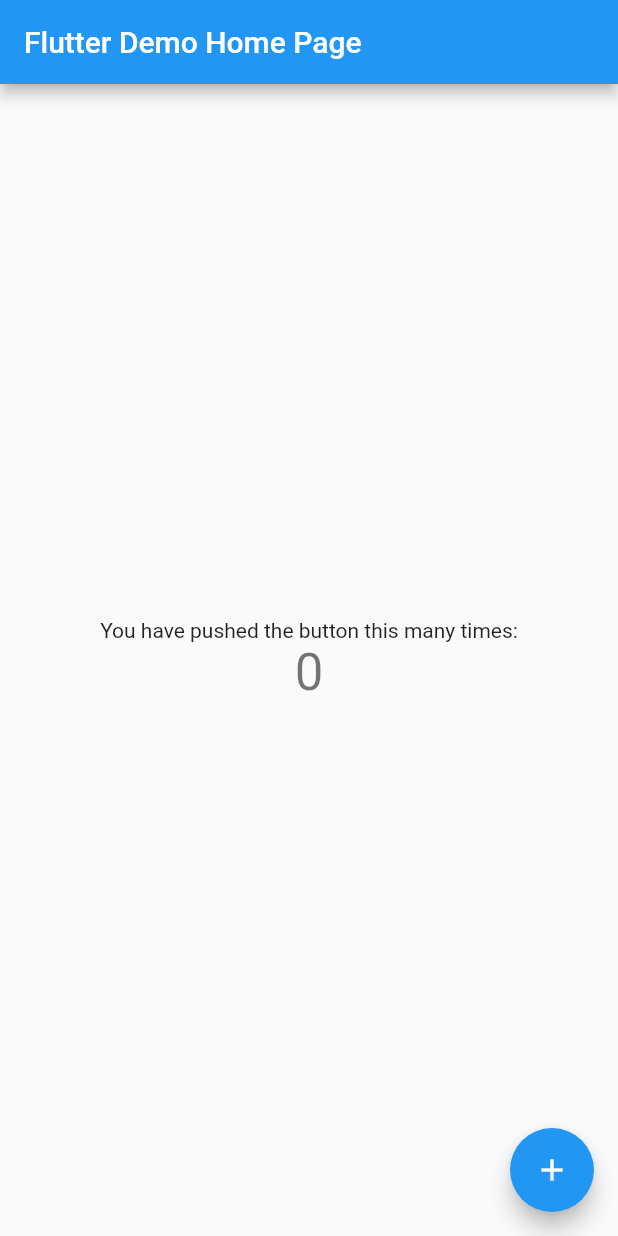
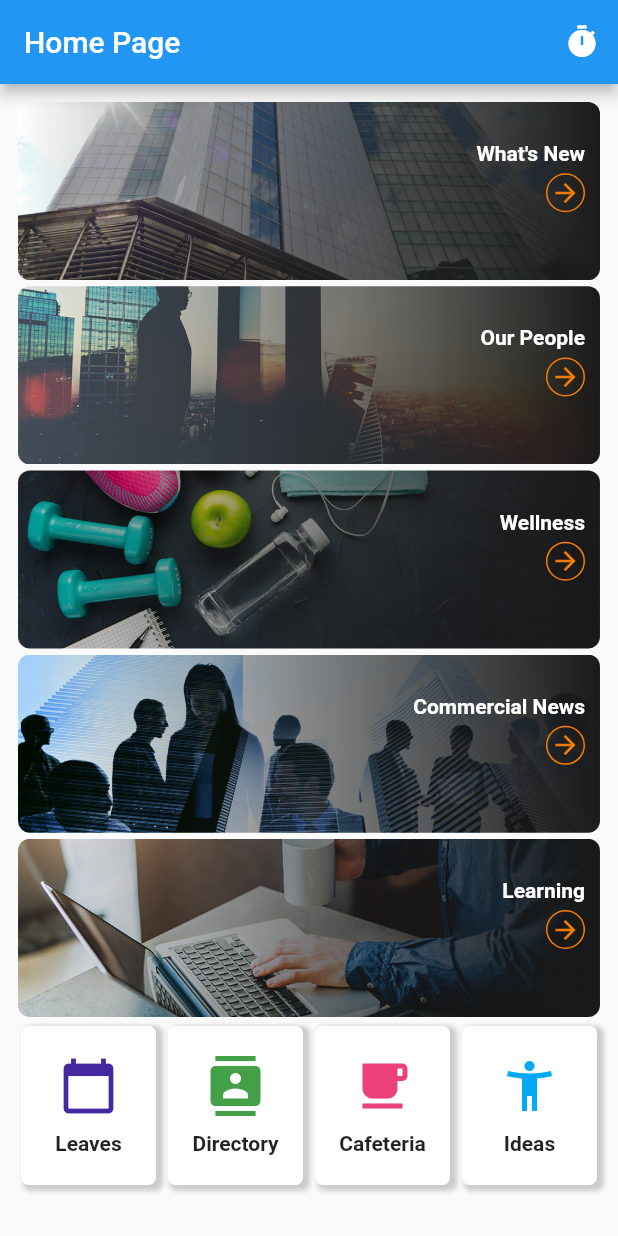
Before and after one commit to a-ng9/fun_app, a Flutter app: the screen it shows after launch, on a phone screen of 412 x 824 dp. Run offline on Flutter 3.47's test engine with Material 2 defaults, Android fonts, the phone set to English and light mode, and no system bars.

Commit message:
homepage 90% completed

```diff
--- /dev/null
+++ b/lib/Components/homeBottomButton.dart
@@ -0,0 +1,41 @@
+import 'package:flutter/material.dart';
+
+class WhiteButton extends StatelessWidget {
+  final Icon icon;
+  final String label;
+
+  const WhiteButton({this.icon, this.label});
+
+  @override
+  Widget build(BuildContext context) {
+    return Expanded(
+      child: Container(
+        margin: const EdgeInsets.all(4.0),
+        padding: const EdgeInsets.symmetric(vertical: 20),
+        decoration: BoxDecoration(
+          color: Colors.white,
+          borderRadius: BorderRadius.all(Radius.circular(5)),
+          boxShadow: [
+            BoxShadow(
+              color: Colors.grey.withOpacity(0.5),
+              spreadRadius: 1.5,
+              blurRadius: 2,
+              offset: Offset(3, 2),
+            )
+          ],
+        ),
+        child: Column(
+          mainAxisAlignment: MainAxisAlignment.center,
+          children: [
+            icon,
+            SizedBox(height: 10),
+            Text(
+              label,
+              style: TextStyle(fontWeight: FontWeight.bold),
+            ),
+          ],
+        ),
+      ),
+    );
+  }
+}
--- /dev/null
+++ b/lib/Components/homeContainer.dart
@@ -0,0 +1,81 @@
+import 'package:flutter/material.dart';
+
+class HomeContainer extends StatelessWidget {
+  final AssetImage image;
+  final String title;
+  final Function onPressed;
+
+  const HomeContainer({this.image, this.title, this.onPressed});
+
+  @override
+  Widget build(BuildContext context) {
+    return Expanded(
+      child: InkWell(
+        onTap: onPressed,
+        child: Padding(
+          padding: const EdgeInsets.all(2.0),
+          child: Stack(
+            children: [
+              ShaderMask(
+                shaderCallback: (Rect bounds) {
+                  return LinearGradient(
+                      begin: Alignment.centerLeft,
+                      end: Alignment.centerRight,
+                      colors: [
+                        Colors.white,
+                        Color.fromRGBO(1, 1, 1, .9),
+                      ]).createShader(bounds);
+                },
+                child: Container(
+                  decoration: BoxDecoration(
+                      image: DecorationImage(
+                        image: image,
+                        fit: BoxFit.cover,
+                      ),
+                      borderRadius: BorderRadius.all(Radius.circular(8.0))),
+                  width: double.infinity,
+                ),
+              ),
+              Container(
+                padding: const EdgeInsets.only(right: 10),
+                constraints: const BoxConstraints(minWidth: 0),
+                width: double.infinity,
+                height: 100,
+                child: Column(
+                  crossAxisAlignment: CrossAxisAlignment.end,
+                  mainAxisAlignment: MainAxisAlignment.center,
+                  children: [
+                    Text(
+                      title,
+                      textAlign: TextAlign.end,
+                      style: TextStyle(
+                          color: Colors.white, fontWeight: FontWeight.bold),
+                    ),
+                    SizedBox(height: 5),
+                    Material(
+                      color: Colors.transparent,
+                      shape: CircleBorder(
+                        side: BorderSide(
+                          //width: 1.5,
+                          color: Colors.orange[700],
+                        ),
+                      ),
+                      child: Padding(
+                        padding: const EdgeInsets.all(3.0),
+                        child: Icon(
+                          Icons.arrow_forward,
+                          size: 20,
+                          color: Colors.orange[700],
+                        ),
+                      ),
+                    )
+                  ],
+                ),
+              ),
+            ],
+          ),
+        ),
+      ),
+    );
+  }
+}
--- /dev/null
+++ b/lib/counterPage.dart
@@ -0,0 +1,68 @@
+import 'package:flutter/material.dart';
+
+class CounterPage extends StatefulWidget {
+  static const String id = "counter_screen";
+
+  // CounterPage({Key key, this.title}) : super(key: key);
+
+  // final String title;
+
+  @override
+  _CounterPageState createState() => _CounterPageState();
+}
+
+class _CounterPageState extends State<CounterPage> {
+  int _counter = 0;
+
+  void _incrementCounter() {
+    setState(() {
+      _counter++;
+    });
+  }
+
+  @override
+  Widget build(BuildContext context) {
+    return Scaffold(
+      appBar: AppBar(
+        // Here we take the value from the MyHomePage object that was created by
+        // the App.build method, and use it to set our appbar title.
+        title: Text('Counter'),
+      ),
+      body: Center(
+        // Center is a layout widget. It takes a single child and positions it
+        // in the middle of the parent.
+        child: Column(
+          // Column is also a layout widget. It takes a list of children and
+          // arranges them vertically. By default, it sizes itself to fit its
+          // children horizontally, and tries to be as tall as its parent.
+          //
+          // Invoke "debug painting" (press "p" in the console, choose the
+          // "Toggle Debug Paint" action from the Flutter Inspector in Android
+          // Studio, or the "Toggle Debug Paint" command in Visual Studio Code)
+          // to see the wireframe for each widget.
+          //
+          // Column has various properties to control how it sizes itself and
+          // how it positions its children. Here we use mainAxisAlignment to
+          // center the children vertically; the main axis here is the vertical
+          // axis because Columns are vertical (the cross axis would be
+          // horizontal).
+          mainAxisAlignment: MainAxisAlignment.center,
+          children: <Widget>[
+            Text(
+              'You have pushed the button this many times:',
+            ),
+            Text(
+              '$_counter',
+              style: Theme.of(context).textTheme.headline4,
+            ),
+          ],
+        ),
+      ),
+      floatingActionButton: FloatingActionButton(
+        onPressed: _incrementCounter,
+        tooltip: 'Increment',
+        child: Icon(Icons.add),
+      ), // This trailing comma makes auto-formatting nicer for build methods.
+    );
+  }
+}
--- /dev/null
+++ b/lib/homePage.dart
@@ -0,0 +1,107 @@
+import 'package:flutter/material.dart';
+import 'package:fun_app/Components/homeBottomButton.dart';
+import 'package:fun_app/counterPage.dart';
+import 'package:fun_app/Components/homeContainer.dart';
+// import 'package:fun_app/homeContainer.dart';
+
+class HomePage extends StatelessWidget {
+  static const String id = "Home_screen";
+
+  @override
+  Widget build(BuildContext context) {
+    return Scaffold(
+      appBar: AppBar(
+        title: Text('Home Page'),
+        actions: [
+          IconButton(
+            icon: Icon(Icons.timer),
+            onPressed: () => Navigator.pushNamed(context, CounterPage.id),
+          )
+        ],
+      ),
+      body: Container(
+        width: double.infinity,
+        padding: const EdgeInsets.all(10.0),
+        child: Column(
+          crossAxisAlignment: CrossAxisAlignment.center,
+          children: [
+            HomeContainer(
+              title: "What's New",
+              image: AssetImage('images/telecom.png'),
+              onPressed: () {
+                print("What's New CONTAINER pressed");
+              },
+            ),
+            HomeContainer(
+              title: "Our People",
+              image: AssetImage('images/people.png'),
+              onPressed: () {
+                print("Our People CONTAINER pressed");
+              },
+            ),
+            HomeContainer(
+              title: "Wellness",
+              image: AssetImage('images/wellness.png'),
+              onPressed: () {
+                print("Wellness CONTAINER pressed");
+              },
+            ),
+            HomeContainer(
+              title: "Commercial News",
+              image: AssetImage('images/news.png'),
+              onPressed: () {
+                print("Commercial News CONTAINER pressed");
+              },
+            ),
+            HomeContainer(
+              title: "Learning",
+              image: AssetImage('images/learning.png'),
+              onPressed: () {
+                print("Learning CONTAINER pressed");
+              },
+            ),
+            Row(
+              // crossAxisAlignment: CrossAxisAlignment.stretch,
+              // mainAxisAlignment: MainAxisAlignment.center,
+              children: [
+                WhiteButton(
+                  icon: Icon(
+                    Icons.calendar_today,
+                    color: Colors.deepPurple[800],
+                    size: 40,
+                  ),
+                  label: "Leaves",
+                ),
+                WhiteButton(
+                  icon: Icon(
+                    Icons.contacts,
+                    color: Colors.green[600],
+                    size: 40,
+                  ),
+                  label: "Directory",
+                ),
+                WhiteButton(
+                  icon: Icon(
+                    Icons.free_breakfast,
+                    color: Colors.pink[400],
+                    size: 40,
+                  ),
+                  label: "Cafeteria",
+                ),
+                WhiteButton(
+                  icon: Icon(
+                    Icons.accessibility_new,
+                    color: Colors.lightBlue[500],
+                    size: 40,
+                  ),
+                  label: "Ideas",
+                ),
+              ],
+            ),
+            SizedBox(height: 20)
+          ],
+        ),
+      ),
+    );
+  }
+}
--- a/lib/main.dart
+++ b/lib/main.dart
@@ -1,117 +1,26 @@
 import 'package:flutter/material.dart';
+
+import 'package:fun_app/counterPage.dart';
+import 'package:fun_app/homePage.dart';
 
 void main() {
   runApp(MyApp());
 }
 
 class MyApp extends StatelessWidget {
-  // This widget is the root of your application.
   @override
   Widget build(BuildContext context) {
     return MaterialApp(
       title: 'Flutter Demo',
       theme: ThemeData(
-        // This is the theme of your application.
-        //
-        // Try running your application with "flutter run". You'll see the
-        // application has a blue toolbar. Then, without quitting the app, try
-        // changing the primarySwatch below to Colors.green and then invoke
-        // "hot reload" (press "r" in the console where you ran "flutter run",
-        // or simply save your changes to "hot reload" in a Flutter IDE).
-        // Notice that the counter didn't reset back to zero; the application
-        // is not restarted.
         primarySwatch: Colors.blue,
-        // This makes the visual density adapt to the platform that you run
-        // the app on. For desktop platforms, the controls will be smaller and
-        // closer together (more dense) than on mobile platforms.
         visualDensity: VisualDensity.adaptivePlatformDensity,
       ),
-      home: MyHomePage(title: 'Flutter Demo Home Page'),
+      home: HomePage(),
+      routes: {
+        HomePage.id: (context) => HomePage(),
+        CounterPage.id: (context) => CounterPage(),
+      },
     );
   }
 }
-
-class MyHomePage extends StatefulWidget {
-  MyHomePage({Key key, this.title}) : super(key: key);
-
-  // This widget is the home page of your application. It is stateful, meaning
-  // that it has a State object (defined below) that contains fields that affect
-  // how it looks.
-
-  // This class is the configuration for the state. It holds the values (in this
-  // case the title) provided by the parent (in this case the App widget) and
-  // used by the build method of the State. Fields in a Widget subclass are
-  // always marked "final".
-
-  final String title;
-
-  @override
-  _MyHomePageState createState() => _MyHomePageState();
-}
-
-class _MyHomePageState extends State<MyHomePage> {
-  int _counter = 0;
-
-  void _incrementCounter() {
-    setState(() {
-      // This call to setState tells the Flutter framework that something has
-      // changed in this State, which causes it to rerun the build method below
-      // so that the display can reflect the updated values. If we changed
-      // _counter without calling setState(), then the build method would not be
-      // called again, and so nothing would appear to happen.
-      _counter++;
-    });
-  }
-
-  @override
-  Widget build(BuildContext context) {
-    // This method is rerun every time setState is called, for instance as done
-    // by the _incrementCounter method above.
-    //
-    // The Flutter framework has been optimized to make rerunning build methods
-    // fast, so that you can just rebuild anything that needs updating rather
-    // than having to individually change instances of widgets.
-    return Scaffold(
-      appBar: AppBar(
-        // Here we take the value from the MyHomePage object that was created by
-        // the App.build method, and use it to set our appbar title.
-        title: Text(widget.title),
-      ),
-      body: Center(
-        // Center is a layout widget. It takes a single child and positions it
-        // in the middle of the parent.
-        child: Column(
-          // Column is also a layout widget. It takes a list of children and
-          // arranges them vertically. By default, it sizes itself to fit its
-          // children horizontally, and tries to be as tall as its parent.
-          //
-          // Invoke "debug painting" (press "p" in the console, choose the
-          // "Toggle Debug Paint" action from the Flutter Inspector in Android
-          // Studio, or the "Toggle Debug Paint" command in Visual Studio Code)
-          // to see the wireframe for each widget.
-          //
-          // Column has various properties to control how it sizes itself and
-          // how it positions its children. Here we use mainAxisAlignment to
-          // center the children vertically; the main axis here is the vertical
-          // axis because Columns are vertical (the cross axis would be
-          // horizontal).
-          mainAxisAlignment: MainAxisAlignment.center,
-          children: <Widget>[
-            Text(
-              'You have pushed the button this many times:',
-            ),
-            Text(
-              '$_counter',
-              style: Theme.of(context).textTheme.headline4,
-            ),
-          ],
-        ),
-      ),
-      floatingActionButton: FloatingActionButton(
-        onPressed: _incrementCounter,
-        tooltip: 'Increment',
-        child: Icon(Icons.add),
-      ), // This trailing comma makes auto-formatting nicer for build methods.
-    );
-  }
-}
--- a/pubspec.yaml
+++ b/pubspec.yaml
@@ -44,10 +44,8 @@ flutter:
   # the material Icons class.
   uses-material-design: true
 
-  # To add assets to your application, add an assets section, like this:
-  # assets:
-  #   - images/a_dot_burr.jpeg
-  #   - images/a_dot_ham.jpeg
+  assets:
+    - images/
 
   # An image asset can refer to one or more resolution-specific "variants", see
   # https://flutter.dev/assets-and-images/#resolution-aware.
```
Also changed, not shown: images/learning.png (added), images/news.png (added), images/people.png (added), images/telecom.png (added), images/wellness.png (added).
